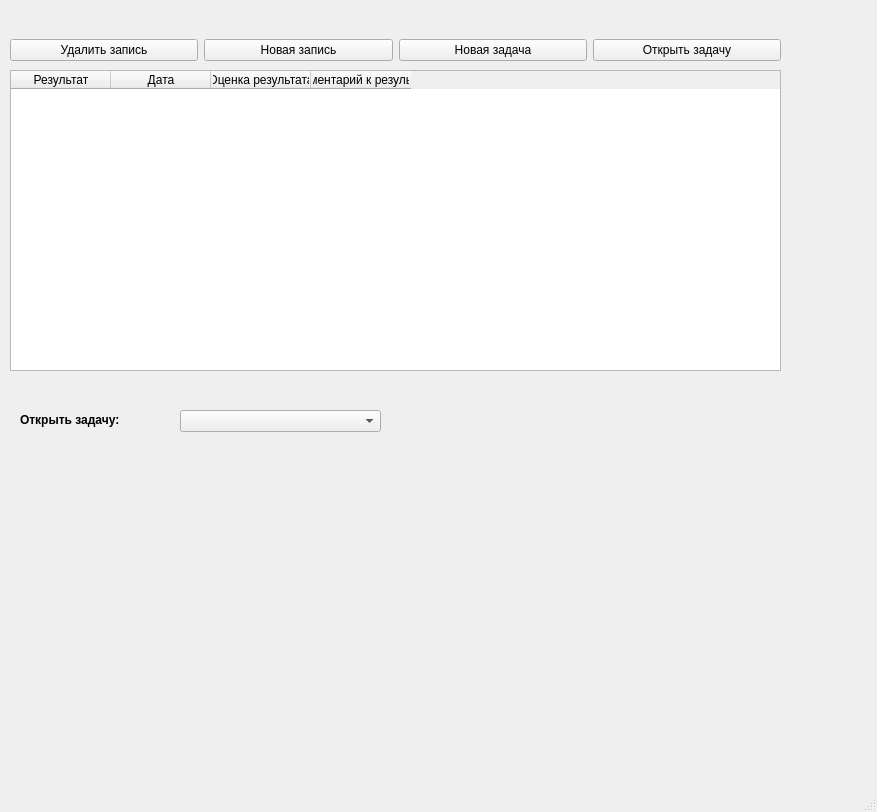
This is Design/main.ui in BorislavTimoshin/Task_Completion_Diary as Qt 5 draws it before an edit. The edited form follows.
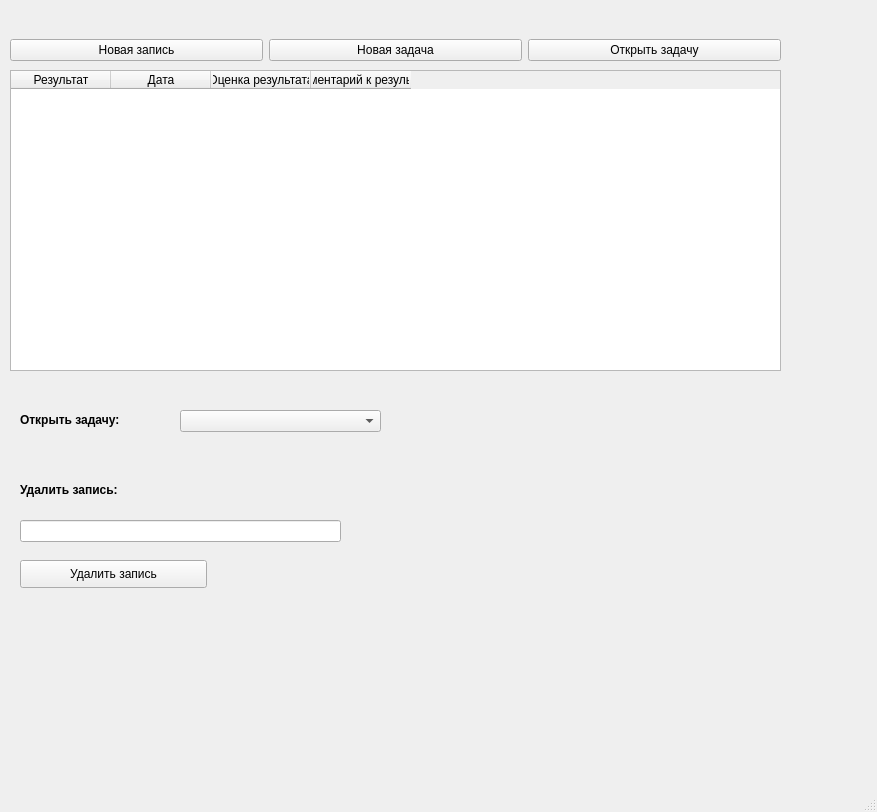
This is the edited form.

What changed in the file:
```diff
--- a/Design/main.ui
+++ b/Design/main.ui
@@ -54,13 +54,6 @@
      </rect>
     </property>
     <layout class="QHBoxLayout" name="horizontalLayout_2">
-     <item>
-      <widget class="QPushButton" name="delete_entry_2">
-       <property name="text">
-        <string>Удалить запись</string>
-       </property>
-      </widget>
-     </item>
      <item>
       <widget class="QPushButton" name="new_entry_2">
        <property name="text">
@@ -107,6 +100,42 @@
      </rect>
     </property>
    </widget>
+   <widget class="QPushButton" name="byn_delete_entry">
+    <property name="geometry">
+     <rect>
+      <x>20</x>
+      <y>560</y>
+      <width>187</width>
+      <height>28</height>
+     </rect>
+    </property>
+    <property name="text">
+     <string>Удалить запись</string>
+    </property>
+   </widget>
+   <widget class="QLabel" name="title_delete_entry">
+    <property name="geometry">
+     <rect>
+      <x>20</x>
+      <y>480</y>
+      <width>141</width>
+      <height>21</height>
+     </rect>
+    </property>
+    <property name="text">
+     <string>&lt;html&gt;&lt;head/&gt;&lt;body&gt;&lt;p&gt;&lt;span style=&quot; font-size:9pt; font-weight:600;&quot;&gt;Удалить запись:&lt;/span&gt;&lt;/p&gt;&lt;/body&gt;&lt;/html&gt;</string>
+    </property>
+   </widget>
+   <widget class="QLineEdit" name="delete_row_of_entry">
+    <property name="geometry">
+     <rect>
+      <x>20</x>
+      <y>520</y>
+      <width>321</width>
+      <height>22</height>
+     </rect>
+    </property>
+   </widget>
   </widget>
   <widget class="QMenuBar" name="menubar">
    <property name="geometry">
```
